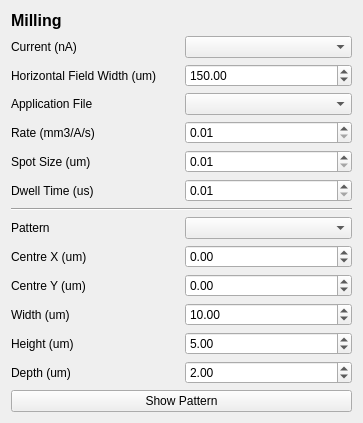
Qt form fibsem/ui/qtdesigner_files/FibsemMillingWidgetui.ui (DeMarcoLab/fibsem) before a commit.
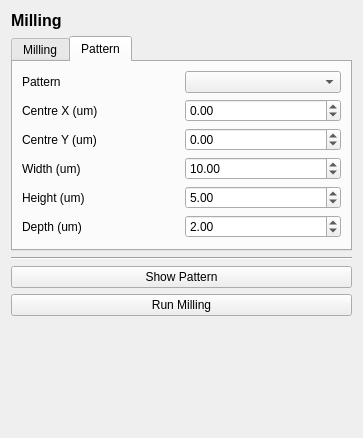
The same form after that commit.

Commit message: [FEAT] add run milling to ui

What changed in the file:
```diff
--- a/fibsem/ui/qtdesigner_files/FibsemMillingWidgetui.ui
+++ b/fibsem/ui/qtdesigner_files/FibsemMillingWidgetui.ui
@@ -7,99 +7,21 @@
     <x>0</x>
     <y>0</y>
     <width>363</width>
-    <height>422</height>
+    <height>438</height>
    </rect>
   </property>
   <property name="windowTitle">
    <string>Form</string>
   </property>
   <layout class="QGridLayout" name="gridLayout">
-   <item row="13" column="0">
-    <widget class="QLabel" name="label_depth">
-     <property name="text">
-      <string>Depth (um)</string>
+   <item row="10" column="0" colspan="2">
+    <widget class="Line" name="line">
+     <property name="orientation">
+      <enum>Qt::Horizontal</enum>
      </property>
     </widget>
    </item>
-   <item row="1" column="0">
-    <widget class="QLabel" name="label_milling_current">
-     <property name="text">
-      <string>Current (nA)</string>
-     </property>
-    </widget>
-   </item>
-   <item row="6" column="1">
-    <widget class="QDoubleSpinBox" name="doubleSpinBox_dwell_time">
-     <property name="minimum">
-      <double>0.010000000000000</double>
-     </property>
-     <property name="singleStep">
-      <double>0.010000000000000</double>
-     </property>
-    </widget>
-   </item>
-   <item row="5" column="0">
-    <widget class="QLabel" name="label_spot_size">
-     <property name="text">
-      <string>Spot Size (um)</string>
-     </property>
-    </widget>
-   </item>
-   <item row="15" column="0" colspan="2">
-    <widget class="QPushButton" name="pushButton">
-     <property name="text">
-      <string>Show Pattern</string>
-     </property>
-    </widget>
-   </item>
-   <item row="9" column="1">
-    <widget class="QDoubleSpinBox" name="doubleSpinBox_centre_x">
-     <property name="minimum">
-      <double>-9999999999999999583119736832.000000000000000</double>
-     </property>
-     <property name="maximum">
-      <double>1000000000000000000.000000000000000</double>
-     </property>
-     <property name="singleStep">
-      <double>0.100000000000000</double>
-     </property>
-    </widget>
-   </item>
-   <item row="10" column="1">
-    <widget class="QDoubleSpinBox" name="doubleSpinBox_centre_y">
-     <property name="minimum">
-      <double>-10000000000000000.000000000000000</double>
-     </property>
-     <property name="maximum">
-      <double>99999999999999991611392.000000000000000</double>
-     </property>
-     <property name="singleStep">
-      <double>0.100000000000000</double>
-     </property>
-    </widget>
-   </item>
-   <item row="6" column="0">
-    <widget class="QLabel" name="label_dwell_time">
-     <property name="text">
-      <string>Dwell Time (us)</string>
-     </property>
-    </widget>
-   </item>
-   <item row="9" column="0">
-    <widget class="QLabel" name="label_centre_x">
-     <property name="text">
-      <string>Centre X (um)</string>
-     </property>
-    </widget>
-   </item>
-   <item row="8" column="0">
-    <widget class="QLabel" name="label_pattern">
-     <property name="text">
-      <string>Pattern</string>
-     </property>
-    </widget>
-   </item>
-   <item row="16" column="0" colspan="2">
+   <item row="19" column="0" colspan="2">
     <spacer name="verticalSpacer">
      <property name="orientation">
       <enum>Qt::Vertical</enum>
@@ -112,11 +34,249 @@
      </property>
     </spacer>
    </item>
-   <item row="3" column="1">
-    <widget class="QComboBox" name="comboBox_application_file"/>
+   <item row="17" column="0" colspan="2">
+    <widget class="QPushButton" name="pushButton">
+     <property name="text">
+      <string>Show Pattern</string>
+     </property>
+    </widget>
    </item>
-   <item row="1" column="1">
-    <widget class="QComboBox" name="comboBox_milling_current"/>
+   <item row="9" column="0" colspan="2">
+    <widget class="QTabWidget" name="tabWidget">
+     <property name="minimumSize">
+      <size>
+       <width>0</width>
+       <height>0</height>
+      </size>
+     </property>
+     <property name="currentIndex">
+      <number>1</number>
+     </property>
+     <widget class="QWidget" name="tab_milling">
+      <attribute name="title">
+       <string>Milling</string>
+      </attribute>
+      <layout class="QGridLayout" name="gridLayout_2">
+       <item row="3" column="1">
+        <widget class="QComboBox" name="comboBox_application_file"/>
+       </item>
+       <item row="5" column="1">
+        <widget class="QDoubleSpinBox" name="doubleSpinBox_spot_size">
+         <property name="minimum">
+          <double>0.010000000000000</double>
+         </property>
+         <property name="singleStep">
+          <double>0.010000000000000</double>
+         </property>
+        </widget>
+       </item>
+       <item row="2" column="1">
+        <widget class="QDoubleSpinBox" name="doubleSpinBox_hfw">
+         <property name="minimum">
+          <double>10.000000000000000</double>
+         </property>
+         <property name="maximum">
+          <double>2700.000000000000000</double>
+         </property>
+         <property name="value">
+          <double>150.000000000000000</double>
+         </property>
+        </widget>
+       </item>
+       <item row="0" column="0">
+        <widget class="QLabel" name="label_milling_current">
+         <property name="text">
+          <string>Current (nA)</string>
+         </property>
+        </widget>
+       </item>
+       <item row="6" column="1">
+        <widget class="QDoubleSpinBox" name="doubleSpinBox_dwell_time">
+         <property name="minimum">
+          <double>0.010000000000000</double>
+         </property>
+         <property name="singleStep">
+          <double>0.010000000000000</double>
+         </property>
+        </widget>
+       </item>
+       <item row="0" column="1">
+        <widget class="QComboBox" name="comboBox_milling_current"/>
+       </item>
+       <item row="4" column="1">
+        <widget class="QDoubleSpinBox" name="doubleSpinBox_rate">
+         <property name="minimum">
+          <double>0.010000000000000</double>
+         </property>
+         <property name="singleStep">
+          <double>0.010000000000000</double>
+         </property>
+        </widget>
+       </item>
+       <item row="2" column="0">
+        <widget class="QLabel" name="label_hfw">
+         <property name="text">
+          <string>Horizontal Field Width (um)</string>
+         </property>
+        </widget>
+       </item>
+       <item row="3" column="0">
+        <widget class="QLabel" name="label_application_file">
+         <property name="text">
+          <string>Application File</string>
+         </property>
+        </widget>
+       </item>
+       <item row="4" column="0">
+        <widget class="QLabel" name="label_rate">
+         <property name="text">
+          <string>Rate (mm3/A/s)</string>
+         </property>
+        </widget>
+       </item>
+       <item row="5" column="0">
+        <widget class="QLabel" name="label_spot_size">
+         <property name="text">
+          <string>Spot Size (um)</string>
+         </property>
+        </widget>
+       </item>
+       <item row="6" column="0">
+        <widget class="QLabel" name="label_dwell_time">
+         <property name="text">
+          <string>Dwell Time (us)</string>
+         </property>
+        </widget>
+       </item>
+      </layout>
+     </widget>
+     <widget class="QWidget" name="tab_pattern">
+      <attribute name="title">
+       <string>Pattern</string>
+      </attribute>
+      <layout class="QGridLayout" name="gridLayout_3">
+       <item row="3" column="0">
+        <widget class="QLabel" name="label_width">
+         <property name="text">
+          <string>Width (um)</string>
+         </property>
+        </widget>
+       </item>
+       <item row="4" column="0">
+        <widget class="QLabel" name="label_height">
+         <property name="text">
+          <string>Height (um)</string>
+         </property>
+        </widget>
+       </item>
+       <item row="0" column="1">
+        <widget class="QComboBox" name="comboBox_pattern"/>
+       </item>
+       <item row="0" column="0">
+        <widget class="QLabel" name="label_pattern">
+         <property name="text">
+          <string>Pattern</string>
+         </property>
+        </widget>
+       </item>
+       <item row="1" column="0">
+        <widget class="QLabel" name="label_centre_x">
+         <property name="text">
+          <string>Centre X (um)</string>
+         </property>
+        </widget>
+       </item>
+       <item row="2" column="0">
+        <widget class="QLabel" name="label_centre_y">
+         <property name="text">
+          <string>Centre Y (um)</string>
+         </property>
+        </widget>
+       </item>
+       <item row="5" column="0">
+        <widget class="QLabel" name="label_depth">
+         <property name="text">
+          <string>Depth (um)</string>
+         </property>
+        </widget>
+       </item>
+       <item row="1" column="1">
+        <widget class="QDoubleSpinBox" name="doubleSpinBox_centre_x">
+         <property name="minimum">
+          <double>-9999999999999999583119736832.000000000000000</double>
+         </property>
+         <property name="maximum">
+          <double>1000000000000000000.000000000000000</double>
+         </property>
+         <property name="singleStep">
+          <double>0.100000000000000</double>
+         </property>
+        </widget>
+       </item>
+       <item row="2" column="1">
+        <widget class="QDoubleSpinBox" name="doubleSpinBox_centre_y">
+         <property name="minimum">
+          <double>-10000000000000000.000000000000000</double>
+         </property>
+         <property name="maximum">
+          <double>99999999999999991611392.000000000000000</double>
+         </property>
+         <property name="singleStep">
+          <double>0.100000000000000</double>
+         </property>
+        </widget>
+       </item>
+       <item row="3" column="1">
+        <widget class="QDoubleSpinBox" name="doubleSpinBox_width">
+         <property name="minimum">
+          <double>0.100000000000000</double>
+         </property>
+         <property name="maximum">
+          <double>100000000000.000000000000000</double>
+         </property>
+         <property name="singleStep">
+          <double>0.100000000000000</double>
+         </property>
+         <property name="value">
+          <double>10.000000000000000</double>
+         </property>
+        </widget>
+       </item>
+       <item row="4" column="1">
+        <widget class="QDoubleSpinBox" name="doubleSpinBox_height">
+         <property name="minimum">
+          <double>0.100000000000000</double>
+         </property>
+         <property name="maximum">
+          <double>100000000000000.000000000000000</double>
+         </property>
+         <property name="singleStep">
+          <double>0.100000000000000</double>
+         </property>
+         <property name="value">
+          <double>5.000000000000000</double>
+         </property>
+        </widget>
+       </item>
+       <item row="5" column="1">
+        <widget class="QDoubleSpinBox" name="doubleSpinBox_depth">
+         <property name="minimum">
+          <double>0.100000000000000</double>
+         </property>
+         <property name="maximum">
+          <double>10000000000.000000000000000</double>
+         </property>
+         <property name="singleStep">
+          <double>0.100000000000000</double>
+         </property>
+         <property name="value">
+          <double>2.000000000000000</double>
+         </property>
+        </widget>
+       </item>
+      </layout>
+     </widget>
+    </widget>
    </item>
    <item row="0" column="0" colspan="2">
     <widget class="QLabel" name="label_title">
@@ -132,136 +292,10 @@
      </property>
     </widget>
    </item>
-   <item row="10" column="0">
-    <widget class="QLabel" name="label_centre_y">
+   <item row="18" column="0" colspan="2">
+    <widget class="QPushButton" name="pushButton_run_milling">
      <property name="text">
-      <string>Centre Y (um)</string>
-     </property>
-    </widget>
-   </item>
-   <item row="11" column="0">
-    <widget class="QLabel" name="label_width">
-     <property name="text">
-      <string>Width (um)</string>
-     </property>
-    </widget>
-   </item>
-   <item row="8" column="1">
-    <widget class="QComboBox" name="comboBox_pattern"/>
-   </item>
-   <item row="3" column="0">
-    <widget class="QLabel" name="label_application_file">
-     <property name="text">
-      <string>Application File</string>
-     </property>
-    </widget>
-   </item>
-   <item row="5" column="1">
-    <widget class="QDoubleSpinBox" name="doubleSpinBox_spot_size">
-     <property name="minimum">
-      <double>0.010000000000000</double>
-     </property>
-     <property name="singleStep">
-      <double>0.010000000000000</double>
-     </property>
-    </widget>
-   </item>
-   <item row="13" column="1">
-    <widget class="QDoubleSpinBox" name="doubleSpinBox_depth">
-     <property name="minimum">
-      <double>0.100000000000000</double>
-     </property>
-     <property name="maximum">
-      <double>10000000000.000000000000000</double>
-     </property>
-     <property name="singleStep">
-      <double>0.100000000000000</double>
-     </property>
-     <property name="value">
-      <double>2.000000000000000</double>
-     </property>
-    </widget>
-   </item>
-   <item row="12" column="0">
-    <widget class="QLabel" name="label_height">
-     <property name="text">
-      <string>Height (um)</string>
-     </property>
-    </widget>
-   </item>
-   <item row="11" column="1">
-    <widget class="QDoubleSpinBox" name="doubleSpinBox_width">
-     <property name="minimum">
-      <double>0.100000000000000</double>
-     </property>
-     <property name="maximum">
-      <double>100000000000.000000000000000</double>
-     </property>
-     <property name="singleStep">
-      <double>0.100000000000000</double>
-     </property>
-     <property name="value">
-      <double>10.000000000000000</double>
-     </property>
-    </widget>
-   </item>
-   <item row="12" column="1">
-    <widget class="QDoubleSpinBox" name="doubleSpinBox_height">
-     <property name="minimum">
-      <double>0.100000000000000</double>
-     </property>
-     <property name="maximum">
-      <double>100000000000000.000000000000000</double>
-     </property>
-     <property name="singleStep">
-      <double>0.100000000000000</double>
-     </property>
-     <property name="value">
-      <double>5.000000000000000</double>
-     </property>
-    </widget>
-   </item>
-   <item row="7" column="0" colspan="2">
-    <widget class="Line" name="line">
-     <property name="orientation">
-      <enum>Qt::Horizontal</enum>
-     </property>
-    </widget>
-   </item>
-   <item row="2" column="0">
-    <widget class="QLabel" name="label_hfw">
-     <property name="text">
-      <string>Horizontal Field Width (um)</string>
-     </property>
-    </widget>
-   </item>
-   <item row="2" column="1">
-    <widget class="QDoubleSpinBox" name="doubleSpinBox_hfw">
-     <property name="minimum">
-      <double>10.000000000000000</double>
-     </property>
-     <property name="maximum">
-      <double>2700.000000000000000</double>
-     </property>
-     <property name="value">
-      <double>150.000000000000000</double>
-     </property>
-    </widget>
-   </item>
-   <item row="4" column="0">
-    <widget class="QLabel" name="label_rate">
-     <property name="text">
-      <string>Rate (mm3/A/s)</string>
-     </property>
-    </widget>
-   </item>
-   <item row="4" column="1">
-    <widget class="QDoubleSpinBox" name="doubleSpinBox_rate">
-     <property name="minimum">
-      <double>0.010000000000000</double>
-     </property>
-     <property name="singleStep">
-      <double>0.010000000000000</double>
+      <string>Run Milling</string>
      </property>
     </widget>
    </item>
```
The commit also changes 2 other files.
